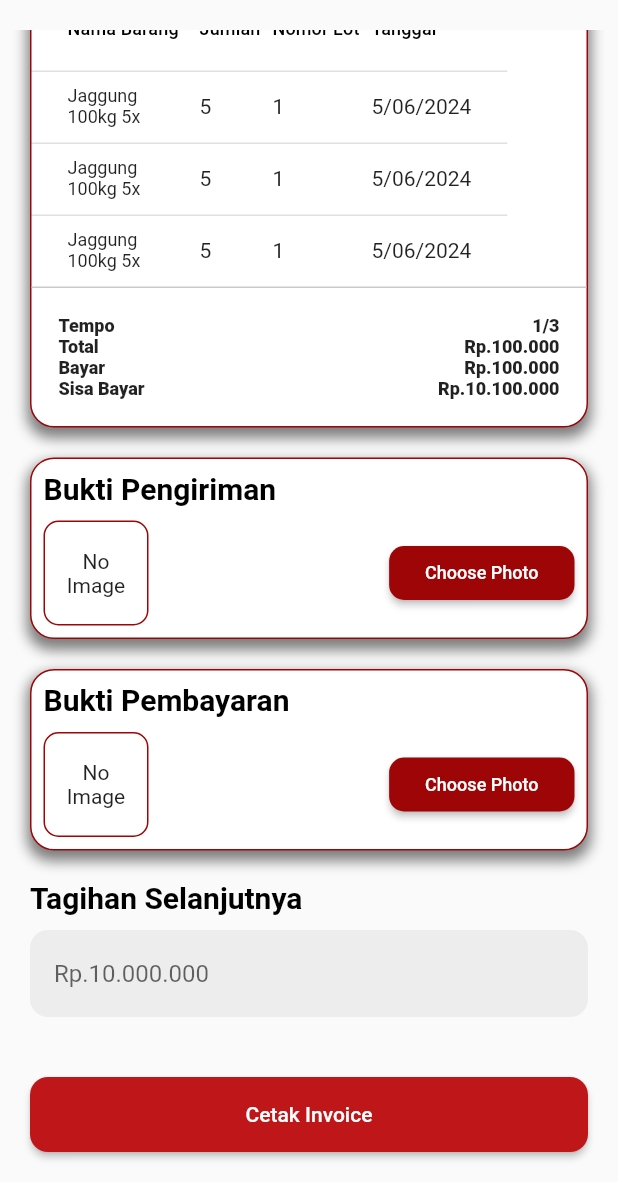
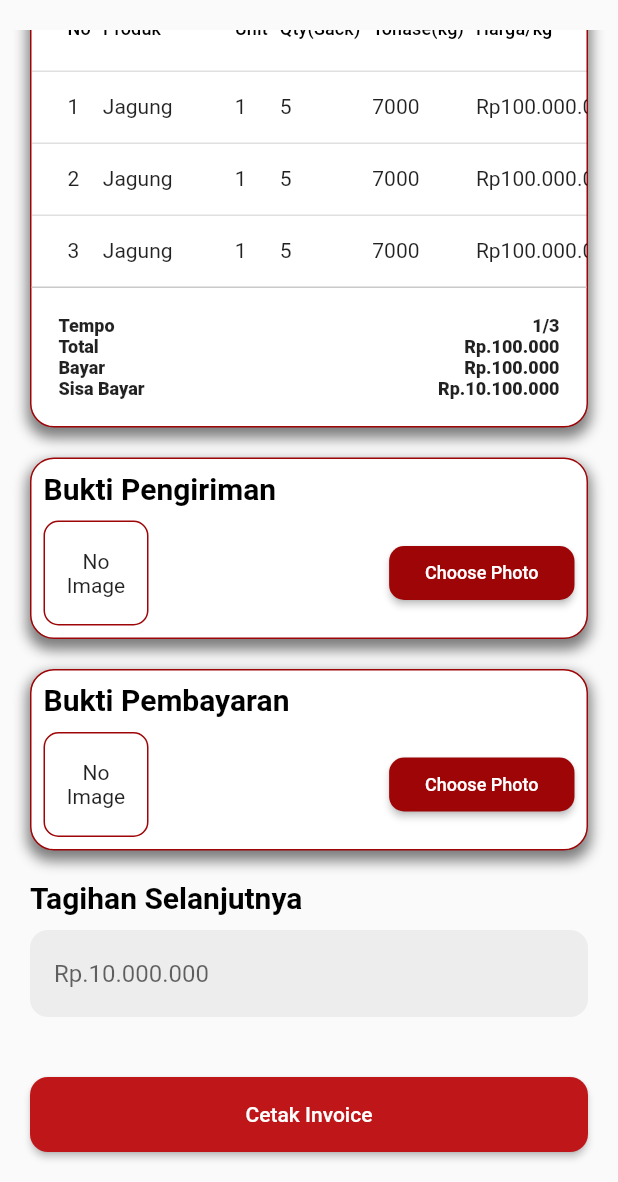
Before and after one commit to DaffaLintang/PT-Sage, a Flutter app: the InvoicePage screen opened directly, scrolled down 510 dp, after a tap on "Cetak Invoice", on a phone screen of 412 x 824 dp, the part 54-1236 px from its top. Run offline on Flutter 3.47's test engine with Material 2 defaults, Android fonts, the phone set to English and light mode, and no system bars; our stand-ins replace dropdown_button2, flutter_slidable, get, google_fonts, google_nav_bar, image_picker and 4 more.

Commit message:
save progres invoice

```diff
--- /dev/null
+++ b/lib/models/customer.dart
@@ -0,0 +1,11 @@
+class Customer {
+  final String name;
+  final String contact;
+  final String tujuan;
+
+  const Customer({
+    required this.name,
+    required this.contact,
+    required this.tujuan,
+  });
+}
--- /dev/null
+++ b/lib/models/invoice.dart
@@ -0,0 +1,52 @@
+import 'package:pt_sage/models/customer.dart';
+import 'package:pt_sage/models/supplier.dart';
+
+class Invoice {
+  final InvoiceInfo info;
+  final Supplier supplier;
+  final Customer customer;
+  final List<InvoiceItem> items;
+
+  const Invoice({
+    required this.info,
+    required this.supplier,
+    required this.customer,
+    required this.items,
+  });
+}
+
+class InvoiceInfo {
+  final String description;
+  // final String number;
+  final DateTime TanggalKirim;
+  final String Pembayaran;
+
+  const InvoiceInfo({
+    required this.description,
+    // required this.number,
+    required this.TanggalKirim,
+    required this.Pembayaran,
+  });
+}
+
+class InvoiceItem {
+  final int no;
+  final String produk;
+  final int unit;
+  final int qty;
+  final double tonase;
+  final double harga;
+  final double diskon;
+  final double jumlah;
+
+  const InvoiceItem({
+    required this.no,
+    required this.produk,
+    required this.unit,
+    required this.qty,
+    required this.tonase,
+    required this.harga,
+    required this.diskon,
+    required this.jumlah,
+  });
+}
--- /dev/null
+++ b/lib/models/supplier.dart
@@ -0,0 +1,15 @@
+class Supplier {
+  final String name;
+  final String address;
+  final String noTlp;
+  final String Email;
+  final String paymentInfo;
+
+  const Supplier({
+    required this.name,
+    required this.address,
+    required this.noTlp,
+    required this.Email,
+    required this.paymentInfo,
+  });
+}
--- a/lib/page/invoice_page.dart
+++ b/lib/page/invoice_page.dart
@@ -2,8 +2,16 @@ import 'package:flutter/material.dart';
 import 'package:get/get.dart';
 import 'package:google_fonts/google_fonts.dart';
 import 'package:image_picker/image_picker.dart';
+import 'package:permission_handler/permission_handler.dart';
+import 'package:pt_sage/models/customer.dart';
+import 'package:pt_sage/models/invoice.dart';
+import 'package:pt_sage/models/supplier.dart';
 import 'package:pt_sage/page/home_page.dart';
 import 'dart:io' as io;
+
+import 'package:pt_sage/providers/pdf_invoice_api.dart';
+
+import '../providers/pdf_api.dart';
 
 class InvoicePage extends StatefulWidget {
   const InvoicePage({Key? key}) : super(key: key);
@@ -22,6 +30,19 @@ class _InvoicePageState extends State<InvoicePage> {
     if (pickedFile != null) {
       setState(() {
         _image = io.File(pickedFile.path);
+      });
+    }
+  }
+
+  io.File? _image1;
+  final ImagePicker _picker1 = ImagePicker();
+
+  Future<void> _pickImage1(ImageSource source) async {
+    final XFile? pickedFile = await _picker.pickImage(source: source);
+
+    if (pickedFile != null) {
+      setState(() {
+        _image1 = io.File(pickedFile.path);
       });
     }
   }
@@ -214,98 +235,136 @@ class _InvoicePageState extends State<InvoicePage> {
                               color: Color(0xff000000)),
                         ),
                       ),
-                      DataTable(
+                      SingleChildScrollView(
+                        scrollDirection: Axis.horizontal,
+                        child: DataTable(
                           columnSpacing: 8.0,
                           columns: [
                             DataColumn(
-                              label: Text("Nama Barang",
+                              label: Text(
+                                "No",
                                 style: TextStyle(
                                   fontSize: 12,
-                                  ))),
+                                ),
+                              ),
+                            ),
                             DataColumn(
-                              label: Text("Jumlah",
+                              label: Text(
+                                "Produk",
                                 style: TextStyle(
                                   fontSize: 12,
-                                  ))),
+                                ),
+                              ),
+                            ),
                             DataColumn(
-                              label: Text("Nomor Lot",
+                              label: Text(
+                                "Unit",
                                 style: TextStyle(
                                   fontSize: 12,
-                                  ))),
+                                ),
+                              ),
+                            ),
                             DataColumn(
-                              label: Text("Tanggal",
+                              label: Text(
+                                "Qty(Sack)",
                                 style: TextStyle(
                                   fontSize: 12,
-                                  ))),
+                                ),
+                              ),
+                            ),
+                            DataColumn(
+                              label: Text(
+                                "Tonase(kg)",
+                                style: TextStyle(
+                                  fontSize: 12,
+                                ),
+                              ),
+                            ),
+                            DataColumn(
+                              label: Text(
+                                "Harga/kg",
+                                style: TextStyle(
+                                  fontSize: 12,
+                                ),
+                              ),
+                            ),
+                            DataColumn(
+                              label: Text(
+                                "Diskon",
+                                style: TextStyle(
+                                  fontSize: 12,
+                                ),
+                              ),
+                            ),
+                            DataColumn(
+                              label: Text(
+                                "Jumlah",
+                                style: TextStyle(
+                                  fontSize: 12,
+                                ),
+                              ),
+                            ),
                           ],
                           rows: [
-                          DataRow(cells: [
+                            DataRow(
+                              cells: [
+                                DataCell(Text("1")),
                                 DataCell(
                                   Container(
                                     width: 80, // Set a specific width if needed
                                     child: Text(
-                                  "Jaggung 100kg 5x",
-                                  style: TextStyle(fontSize: 12),
-                                  overflow: TextOverflow
-                                      .clip, // Optional: Specify the overflow behavior
+                                      "Jagung",
                                     ),
                                   ),
                                 ),
-                            DataCell(
-                              Text("5"),
+                                DataCell(Text("1")),
+                                DataCell(Text("5")),
+                                DataCell(Text("7000")),
+                                DataCell(Text("Rp100.000.000")),
+                                DataCell(Text("-")),
+                                DataCell(Text("-")),
+                              ],
                             ),
-                            DataCell(
-                              Text("1"),
-                            ),
-                            DataCell(
-                              Text("5/06/2024"),
-                            ),
-                          ]),
-                          DataRow(cells: [
+                            DataRow(
+                              cells: [
+                                DataCell(Text("2")),
                                 DataCell(
                                   Container(
                                     width: 80, // Set a specific width if needed
                                     child: Text(
-                                  "Jaggung 100kg 5x",
-                                  style: TextStyle(fontSize: 12),
-                                  overflow: TextOverflow
-                                      .clip, // Optional: Specify the overflow behavior
+                                      "Jagung",
                                     ),
                                   ),
                                 ),
-                            DataCell(
-                              Text("5"),
+                                DataCell(Text("1")),
+                                DataCell(Text("5")),
+                                DataCell(Text("7000")),
+                                DataCell(Text("Rp100.000.000")),
+                                DataCell(Text("-")),
+                                DataCell(Text("-")),
+                              ],
                             ),
-                            DataCell(
-                              Text("1"),
-                            ),
-                            DataCell(
-                              Text("5/06/2024"),
-                            ),
-                          ]),
-                          DataRow(cells: [
+                            DataRow(
+                              cells: [
+                                DataCell(Text("3")),
                                 DataCell(
                                   Container(
                                     width: 80, // Set a specific width if needed
                                     child: Text(
-                                  "Jaggung 100kg 5x",
-                                  style: TextStyle(fontSize: 12),
-                                  overflow: TextOverflow
-                                      .clip, // Optional: Specify the overflow behavior
+                                      "Jagung",
                                     ),
                                   ),
                                 ),
-                            DataCell(
-                              Text("5"),
+                                DataCell(Text("1")),
+                                DataCell(Text("5")),
+                                DataCell(Text("7000")),
+                                DataCell(Text("Rp100.000.000")),
+                                DataCell(Text("-")),
+                                DataCell(Text("-")),
+                              ],
                             ),
-                            DataCell(
-                              Text("1"),
+                          ],
                         ),
-                            DataCell(
-                              Text("5/06/2024"),
-                            ),
-                          ]),
-                        ],
                       ),
                       Container(
                         width: double.infinity,
@@ -412,7 +471,7 @@ class _InvoicePageState extends State<InvoicePage> {
                       Row(
                         mainAxisAlignment: MainAxisAlignment.spaceBetween,
                         children: [
-                          _image == null
+                          _image1 == null
                               ? Container(
                                   decoration: BoxDecoration(
                                       borderRadius: BorderRadius.circular(10),
@@ -435,7 +494,7 @@ class _InvoicePageState extends State<InvoicePage> {
                                   padding: EdgeInsets.all(8),
                                   width: 70,
                                   height: 70,
-                                  child: Image.file(_image!),
+                                  child: Image.file(_image1!),
                                 ),
                           ElevatedButton(
                               style: ElevatedButton.styleFrom(
@@ -444,7 +503,7 @@ class _InvoicePageState extends State<InvoicePage> {
                                     borderRadius: BorderRadius.circular(10)),
                                 primary: Color(0xff9E0507),
                               ),
-                              onPressed: () => _pickImage(ImageSource.gallery),
+                              onPressed: () => _pickImage1(ImageSource.gallery),
                               child: Container(
                                 padding: EdgeInsets.symmetric(
                                     horizontal: 8, vertical: 1),
@@ -586,7 +645,47 @@ class _InvoicePageState extends State<InvoicePage> {
                             height: 50,
                             child: ElevatedButton(
                               child: Text('Cetak Invoice'),
-                              onPressed: () {},
+                              onPressed: () async {
+                                final status =
+                                    await Permission.storage.request();
+                                if (status.isGranted) {
+                                  final date = DateTime.now();
+                                  final invoice = Invoice(
+                                    info: InvoiceInfo(
+                                        Pembayaran: 'BCA',
+                                        TanggalKirim: date,
+                                        description: 'Sales Invoice'),
+                                    supplier: Supplier(
+                                        Email: 'sagemashlahat.bwi@gmail.com',
+                                        address:
+                                            'Jl. Senopati, Tapanrejo Kec. Muncar Kab. Banyuwangi - Jawa Timur',
+                                        name: 'PT SAGE MASHLAHAT INDONESIA',
+                                        noTlp: '+62 812-3063-8671',
+                                        paymentInfo: '5111835111'),
+                                    customer: Customer(
+                                        name: 'Sinaa',
+                                        contact: '+62 838-3073-7764',
+                                        tujuan: 'Merbabu'),
+                                    items: [
+                                      InvoiceItem(
+                                          no: 1,
+                                          produk: 'jagung',
+                                          unit: 1,
+                                          qty: 5,
+                                          tonase: 5000,
+                                          harga: 40000,
+                                          diskon: 0,
+                                          jumlah: 3),
+                                    ],
+                                  );
+
+                                  final pdfFile =
+                                      await PdfInvoiceApi.generate(invoice);
+                                  PdfApi.openFile(pdfFile);
+                                } else {
+                                  print('print error');
+                                }
+                              },
                               style: ElevatedButton.styleFrom(
                                 shape: RoundedRectangleBorder(
                                     borderRadius: BorderRadius.circular(12)),
--- /dev/null
+++ b/lib/providers/pdf_api.dart
@@ -0,0 +1,29 @@
+import 'dart:io';
+
+import 'package:flutter/services.dart';
+import 'package:open_file/open_file.dart';
+import 'package:path_provider/path_provider.dart';
+import 'package:pdf/pdf.dart';
+import 'package:pdf/widgets.dart';
+
+class PdfApi {
+  static Future<File> saveDocument({
+    required String name,
+    required Document pdf,
+  }) async {
+    final bytes = await pdf.save();
+
+    final dir = await getExternalStorageDirectory();
+    final file = File('${dir!.path}/$name');
+
+    await file.writeAsBytes(bytes);
+    print(file);
+    return file;
+  }
+
+  static Future openFile(File file) async {
+    final url = file.path;
+
+    await OpenFile.open(url);
+  }
+}
--- /dev/null
+++ b/lib/utils.dart
@@ -0,0 +1,6 @@
+import 'package:intl/intl.dart';
+
+class Utils {
+  static formatPrice(double price) => '\$ ${price.toStringAsFixed(2)}';
+  static formatDate(DateTime date) => DateFormat.yMd().format(date);
+}
--- a/pubspec.yaml
+++ b/pubspec.yaml
@@ -41,6 +41,10 @@ dependencies:
   image_picker: ^0.8.7+1
   dropdown_button2: ^1.1.0
   flutter_slidable: ^1.0.0
+  pdf: ^3.6.0
+  open_file: ^3.3.2
+  intl: ^0.18.1
+  permission_handler: ^10.2.0
 
 dev_dependencies:
   flutter_test:
@@ -67,7 +71,7 @@ flutter:
   # To add assets to your application, add an assets section, like this:
   assets:
     - assets/
-    # - images/a_dot_burr.jpeg
+    - assets/fonts/NotoSans-Regular.ttf
     # - images/a_dot_ham.jpeg
 
   # An image asset can refer to one or more resolution-specific "variants", see
```
Also changed, not shown: lib/page/login_page.dart (+15 -11 lines), lib/providers/pdf_invoice_api.dart (added, +232 -0 lines), assets/fonts/NotoSans-Regular.ttf (added), pubspec.lock, 4 other files. Lines whose indentation alone changed are shown as unchanged.
